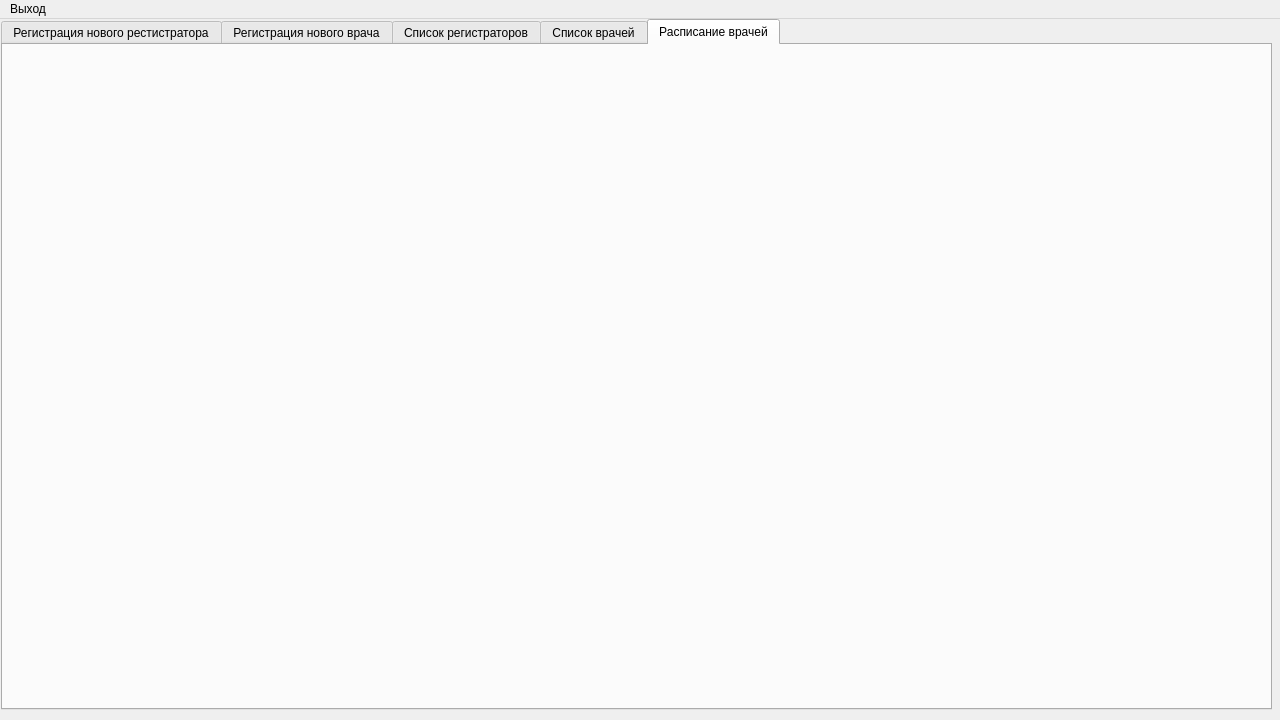
Above: 6th-semester/software-architecture/src/client/View/ApplicationViewUi.ui from theseChains/uni-assignments before the change. Below: the same form after it.
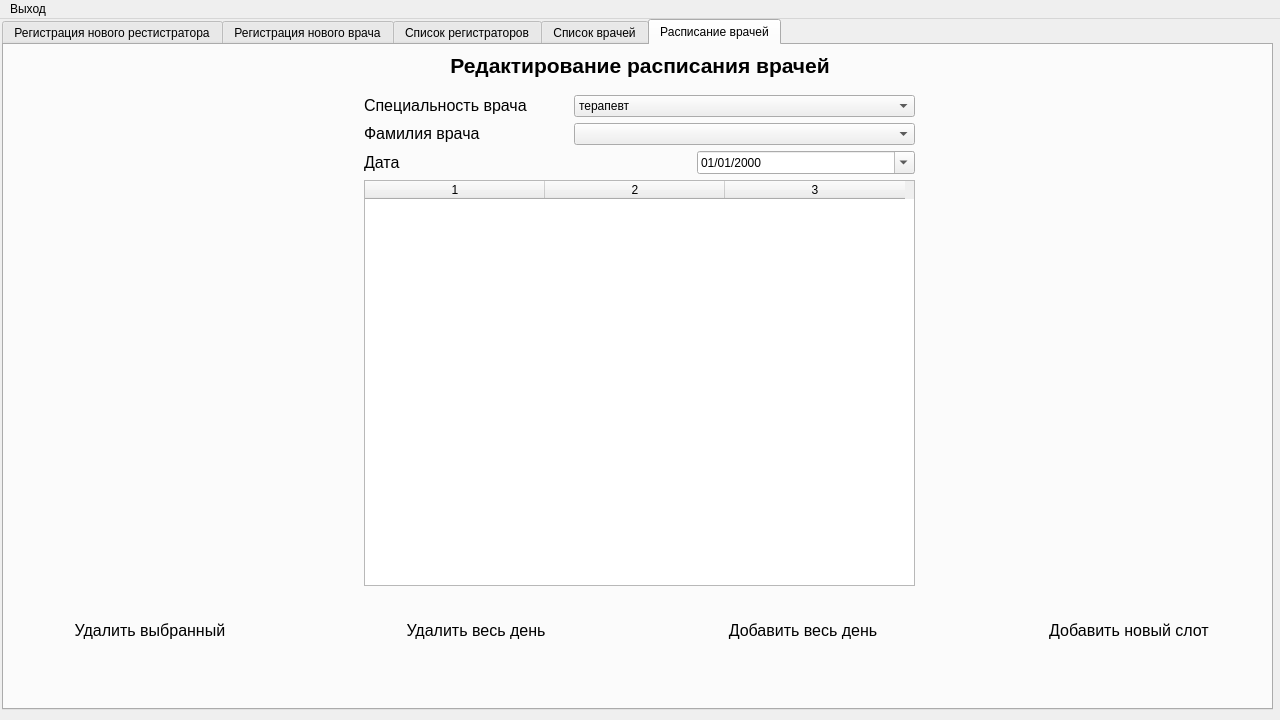
That is the form after the change. The open tabs and pages were chosen to show the change.

Commit message: Add ability to remove registrators and doctors

Diff of the .ui file:
```diff
--- a/6th-semester/software-architecture/src/client/View/ApplicationViewUi.ui
+++ b/6th-semester/software-architecture/src/client/View/ApplicationViewUi.ui
@@ -2616,7 +2616,7 @@
      <widget class="QTabWidget" name="AdministratorTabs">
       <property name="geometry">
        <rect>
-        <x>0</x>
+        <x>1</x>
         <y>0</y>
         <width>1271</width>
         <height>691</height>
@@ -3668,6 +3668,296 @@
        <attribute name="title">
         <string>Расписание врачей</string>
        </attribute>
+       <widget class="QWidget" name="horizontalLayoutWidget_54">
+        <property name="geometry">
+         <rect>
+          <x>0</x>
+          <y>0</y>
+          <width>1271</width>
+          <height>41</height>
+         </rect>
+        </property>
+        <layout class="QHBoxLayout" name="horizontalLayout_122">
+         <item>
+          <spacer name="horizontalSpacer_116">
+           <property name="orientation">
+            <enum>Qt::Horizontal</enum>
+           </property>
+           <property name="sizeHint" stdset="0">
+            <size>
+             <width>40</width>
+             <height>20</height>
+            </size>
+           </property>
+          </spacer>
+         </item>
+         <item>
+          <widget class="QLabel" name="label_156">
+           <property name="text">
+            <string>&lt;html&gt;&lt;head/&gt;&lt;body&gt;&lt;p align=&quot;center&quot;&gt;&lt;span style=&quot; font-size:16pt; font-weight:600;&quot;&gt;Редактирование расписания врачей&lt;/span&gt;&lt;/p&gt;&lt;/body&gt;&lt;/html&gt;</string>
+           </property>
+          </widget>
+         </item>
+         <item>
+          <spacer name="horizontalSpacer_117">
+           <property name="orientation">
+            <enum>Qt::Horizontal</enum>
+           </property>
+           <property name="sizeHint" stdset="0">
+            <size>
+             <width>40</width>
+             <height>20</height>
+            </size>
+           </property>
+          </spacer>
+         </item>
+        </layout>
+       </widget>
+       <widget class="QWidget" name="verticalLayoutWidget_13">
+        <property name="geometry">
+         <rect>
+          <x>360</x>
+          <y>50</y>
+          <width>551</width>
+          <height>491</height>
+         </rect>
+        </property>
+        <layout class="QVBoxLayout" name="verticalLayout_52" stretch="1,1,1,6">
+         <item>
+          <layout class="QHBoxLayout" name="horizontalLayout_117" stretch="3,5">
+           <property name="spacing">
+            <number>6</number>
+           </property>
+           <item>
+            <widget class="QLabel" name="label_150">
+             <property name="text">
+              <string>&lt;html&gt;&lt;head/&gt;&lt;body&gt;&lt;p&gt;&lt;span style=&quot; font-size:12pt;&quot;&gt;Специальность врача&lt;/span&gt;&lt;/p&gt;&lt;/body&gt;&lt;/html&gt;</string>
+             </property>
+            </widget>
+           </item>
+           <item>
+            <widget class="QComboBox" name="ScheduleEditDoctorSpecialization_2">
+             <item>
+              <property name="text">
+               <string>терапевт</string>
+              </property>
+             </item>
+             <item>
+              <property name="text">
+               <string>лаборант</string>
+              </property>
+             </item>
+             <item>
+              <property name="text">
+               <string>кардиолог</string>
+              </property>
+             </item>
+             <item>
+              <property name="text">
+               <string>офтальмолог</string>
+              </property>
+             </item>
+            </widget>
+           </item>
+          </layout>
+         </item>
+         <item>
+          <layout class="QHBoxLayout" name="horizontalLayout_119" stretch="3,5">
+           <property name="spacing">
+            <number>6</number>
+           </property>
+           <item>
+            <widget class="QLabel" name="label_151">
+             <property name="text">
+              <string>&lt;html&gt;&lt;head/&gt;&lt;body&gt;&lt;p&gt;&lt;span style=&quot; font-size:12pt;&quot;&gt;Фамилия врача&lt;/span&gt;&lt;/p&gt;&lt;/body&gt;&lt;/html&gt;</string>
+             </property>
+            </widget>
+           </item>
+           <item>
+            <widget class="QComboBox" name="ScheduleEditDoctorLastName_2"/>
+           </item>
+          </layout>
+         </item>
+         <item>
+          <layout class="QHBoxLayout" name="horizontalLayout_120" stretch="3,2">
+           <property name="spacing">
+            <number>6</number>
+           </property>
+           <item>
+            <widget class="QLabel" name="label_155">
+             <property name="text">
+              <string>&lt;html&gt;&lt;head/&gt;&lt;body&gt;&lt;p&gt;&lt;span style=&quot; font-size:12pt;&quot;&gt;Дата&lt;/span&gt;&lt;/p&gt;&lt;/body&gt;&lt;/html&gt;</string>
+             </property>
+            </widget>
+           </item>
+           <item>
+            <widget class="QDateEdit" name="ScheduleEditDate_2">
+             <property name="displayFormat">
+              <string>dd/MM/yyyy</string>
+             </property>
+             <property name="calendarPopup">
+              <bool>true</bool>
+             </property>
+            </widget>
+           </item>
+          </layout>
+         </item>
+         <item>
+          <widget class="QTableWidget" name="ScheduleEditTable_2">
+           <property name="horizontalScrollBarPolicy">
+            <enum>Qt::ScrollBarAlwaysOff</enum>
+           </property>
+           <property name="columnCount">
+            <number>3</number>
+           </property>
+           <attribute name="horizontalHeaderDefaultSectionSize">
+            <number>180</number>
+           </attribute>
+           <attribute name="verticalHeaderVisible">
+            <bool>false</bool>
+           </attribute>
+           <column/>
+           <column/>
+           <column/>
+          </widget>
+         </item>
+        </layout>
+       </widget>
+       <widget class="QWidget" name="horizontalLayoutWidget_53">
+        <property name="geometry">
+         <rect>
+          <x>50</x>
+          <y>560</y>
+          <width>1171</width>
+          <height>51</height>
+         </rect>
+        </property>
+        <layout class="QHBoxLayout" name="horizontalLayout_121" stretch="3,2,3,2,3,2,3">
+         <item>
+          <widget class="QPushButton" name="ScheduleEditDeleteChosenButton_2">
+           <property name="sizePolicy">
+            <sizepolicy hsizetype="Minimum" vsizetype="Preferred">
+             <horstretch>0</horstretch>
+             <verstretch>0</verstretch>
+            </sizepolicy>
+           </property>
+           <property name="font">
+            <font>
+             <pointsize>12</pointsize>
+            </font>
+           </property>
+           <property name="styleSheet">
+            <string notr="true">border-radius: 25px;</string>
+           </property>
+           <property name="text">
+            <string>Удалить выбранный</string>
+           </property>
+          </widget>
+         </item>
+         <item>
+          <spacer name="horizontalSpacer_113">
+           <property name="orientation">
+            <enum>Qt::Horizontal</enum>
+           </property>
+           <property name="sizeHint" stdset="0">
+            <size>
+             <width>40</width>
+             <height>20</height>
+            </size>
+           </property>
+          </spacer>
+         </item>
+         <item>
+          <widget class="QPushButton" name="ScheduleEditDeleteDayButton_2">
+           <property name="sizePolicy">
+            <sizepolicy hsizetype="Minimum" vsizetype="Preferred">
+             <horstretch>0</horstretch>
+             <verstretch>0</verstretch>
+            </sizepolicy>
+           </property>
+           <property name="font">
+            <font>
+             <pointsize>12</pointsize>
+            </font>
+           </property>
+           <property name="styleSheet">
+            <string notr="true">border-radius: 25px;</string>
+           </property>
+           <property name="text">
+            <string>Удалить весь день</string>
+           </property>
+          </widget>
+         </item>
+         <item>
+          <spacer name="horizontalSpacer_114">
+           <property name="orientation">
+            <enum>Qt::Horizontal</enum>
+           </property>
+           <property name="sizeHint" stdset="0">
+            <size>
+             <width>40</width>
+             <height>20</height>
+            </size>
+           </property>
+          </spacer>
+         </item>
+         <item>
+          <widget class="QPushButton" name="ScheduleEditAddDayButton_2">
+           <property name="sizePolicy">
+            <sizepolicy hsizetype="Minimum" vsizetype="Preferred">
+             <horstretch>0</horstretch>
+             <verstretch>0</verstretch>
+            </sizepolicy>
+           </property>
+           <property name="font">
+            <font>
+             <pointsize>12</pointsize>
+            </font>
+           </property>
+           <property name="styleSheet">
+            <string notr="true">border-radius: 25px;</string>
+           </property>
+           <property name="text">
+            <string>Добавить весь день</string>
+           </property>
+          </widget>
+         </item>
+         <item>
+          <spacer name="horizontalSpacer_115">
+           <property name="orientation">
+            <enum>Qt::Horizontal</enum>
+           </property>
+           <property name="sizeHint" stdset="0">
+            <size>
+             <width>40</width>
+             <height>20</height>
+            </size>
+           </property>
+          </spacer>
+         </item>
+         <item>
+          <widget class="QPushButton" name="ScheduleEditAddSlotButton_2">
+           <property name="sizePolicy">
+            <sizepolicy hsizetype="Minimum" vsizetype="Preferred">
+             <horstretch>0</horstretch>
+             <verstretch>0</verstretch>
+            </sizepolicy>
+           </property>
+           <property name="font">
+            <font>
+             <pointsize>12</pointsize>
+            </font>
+           </property>
+           <property name="styleSheet">
+            <string notr="true">border-radius: 25px;</string>
+           </property>
+           <property name="text">
+            <string>Добавить новый слот</string>
+           </property>
+          </widget>
+         </item>
+        </layout>
+       </widget>
       </widget>
      </widget>
     </widget>
```
Left out of the diff: 34 changed lines with no effect on the pictures. The commit also changes 10 other files.
